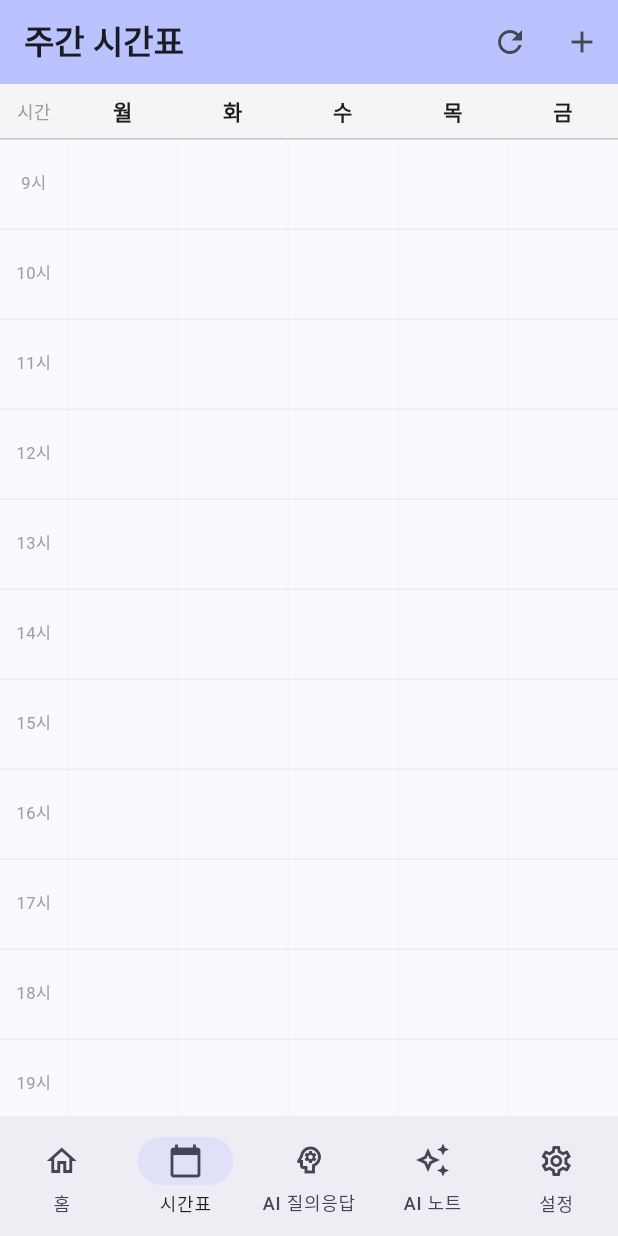
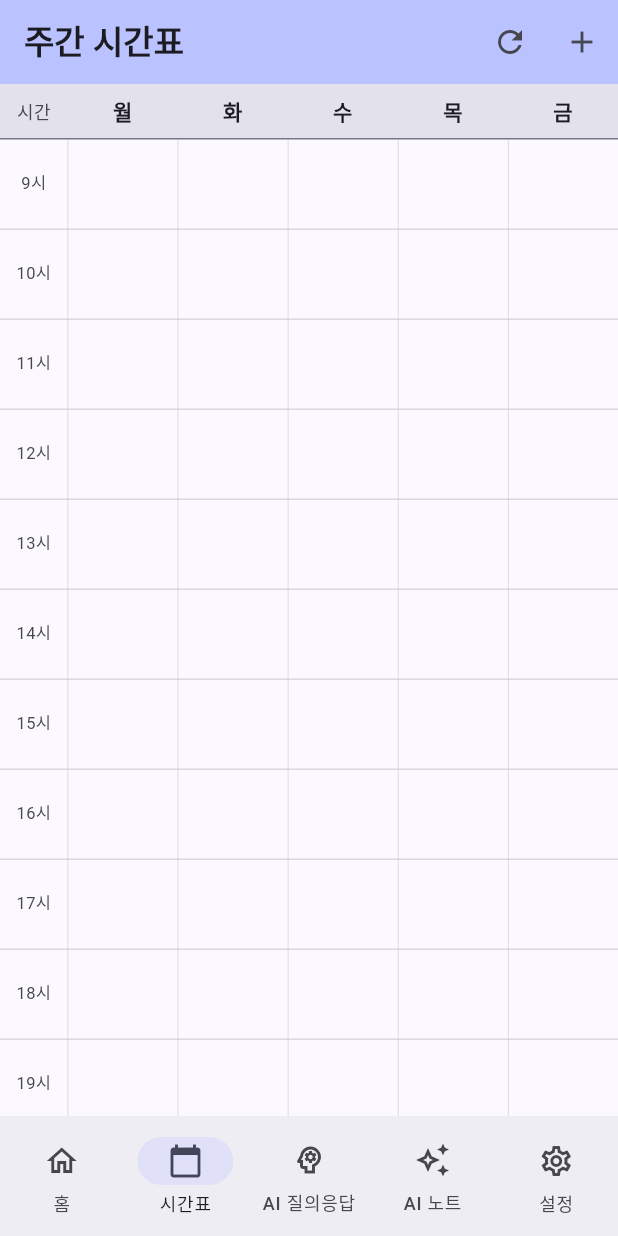
Before and after one commit to oybeep/LectureMate, a Flutter app: the screen it shows after launch, item 2 of the bottom bar chosen, on a phone screen of 412 x 824 dp. Run offline on Flutter 3.47's test engine with Material 3 defaults, Android fonts, the phone set to English and light mode, and no system bars; our stand-ins replace dio, file_picker, flutter_markdown, shared_preferences; missing offline and left inert: record; accounts and stored records are empty; network calls fail.

Commit message:
fixing screen in dark mode.

```diff
--- a/frontend/lib/screens/timetable_screen.dart
+++ b/frontend/lib/screens/timetable_screen.dart
@@ -10,7 +10,7 @@ class CourseScheduleItem {
   TimeOfDay startTime;
   TimeOfDay endTime;
   String room;
-  TextEditingController roomController; // 컨트롤러를 모델 내부에서 보존
+  TextEditingController roomController;
 
   CourseScheduleItem({
     required this.day,
@@ -83,16 +83,17 @@ class _TimetableScreenState extends State<TimetableScreen> {
   final List<String> _days = ['월', '화', '수', '목', '금'];
   final List<int> _hours = List.generate(15, (index) => index + 9); // 9시~23시
 
+  // 다크 모드 / 라이트 모드 공용 파스텔 컬러 팔레트
   final List<Color> _cardColors = [
-    Colors.indigo.shade100,
-    Colors.teal.shade100,
-    Colors.orange.shade100,
-    Colors.purple.shade100,
-    Colors.blue.shade100,
-    Colors.pink.shade100,
-    Colors.amber.shade100,
-    Colors.lightGreen.shade100,
-    Colors.cyan.shade100,
+    Colors.indigo.shade200,
+    Colors.teal.shade200,
+    Colors.orange.shade200,
+    Colors.purple.shade200,
+    Colors.blue.shade200,
+    Colors.pink.shade200,
+    Colors.amber.shade200,
+    Colors.lightGreen.shade200,
+    Colors.cyan.shade200,
   ];
 
   @override
@@ -186,6 +187,7 @@ class _TimetableScreenState extends State<TimetableScreen> {
   Widget _buildScheduleEditor(
     List<CourseScheduleItem> schedules,
     StateSetter setDialogState,
+    ThemeData theme,
   ) {
     String formatTime(TimeOfDay t) {
       final hour = t.hour.toString().padLeft(2, '0');
@@ -215,8 +217,11 @@ class _TimetableScreenState extends State<TimetableScreen> {
         Row(
           mainAxisAlignment: MainAxisAlignment.spaceBetween,
           children: [
-            const Text('수업 일정 목록',
-                style: TextStyle(fontWeight: FontWeight.bold, fontSize: 13)),
+            Text('수업 일정 목록',
+                style: TextStyle(
+                    fontWeight: FontWeight.bold,
+                    fontSize: 13,
+                    color: theme.colorScheme.onSurface)),
             TextButton.icon(
               onPressed: () {
                 setDialogState(() {
@@ -239,10 +244,10 @@ class _TimetableScreenState extends State<TimetableScreen> {
 
           return Card(
             margin: const EdgeInsets.only(bottom: 8),
-            color: Colors.grey.shade50,
+            color: theme.colorScheme.surface,
             shape: RoundedRectangleBorder(
               borderRadius: BorderRadius.circular(8),
-              side: BorderSide(color: Colors.grey.shade300),
+              side: BorderSide(color: theme.dividerColor),
             ),
             child: Padding(
               padding: const EdgeInsets.all(8.0),
@@ -253,6 +258,7 @@ class _TimetableScreenState extends State<TimetableScreen> {
                       DropdownButton<String>(
                         value: item.day,
                         underline: const SizedBox(),
+                        dropdownColor: theme.cardColor,
                         items: ['월', '화', '수', '목', '금', '토'].map((d) {
                           return DropdownMenuItem(
                               value: d,
@@ -353,6 +359,7 @@ class _TimetableScreenState extends State<TimetableScreen> {
     showDialog(
       context: context,
       builder: (context) {
+        final theme = Theme.of(context);
         return StatefulBuilder(
           builder: (context, setDialogState) {
             return AlertDialog(
@@ -395,7 +402,7 @@ class _TimetableScreenState extends State<TimetableScreen> {
                         ),
                       ),
                       const SizedBox(height: 16),
-                      _buildScheduleEditor(schedules, setDialogState),
+                      _buildScheduleEditor(schedules, setDialogState, theme),
                     ],
                   ),
                 ),
@@ -521,6 +528,7 @@ class _TimetableScreenState extends State<TimetableScreen> {
 
   @override
   Widget build(BuildContext context) {
+    final theme = Theme.of(context);
     final provider = context.watch<SubjectProvider>();
     final subjects = provider.subjects;
 
@@ -569,7 +577,7 @@ class _TimetableScreenState extends State<TimetableScreen> {
       appBar: AppBar(
         title:
             const Text('주간 시간표', style: TextStyle(fontWeight: FontWeight.bold)),
-        backgroundColor: Theme.of(context).colorScheme.inversePrimary,
+        backgroundColor: theme.colorScheme.inversePrimary,
         actions: [
           IconButton(
             icon: const Icon(Icons.refresh),
@@ -586,29 +594,32 @@ class _TimetableScreenState extends State<TimetableScreen> {
       body: Column(
         children: [
           Container(
-            color: Colors.grey.shade100,
+            color: theme.colorScheme.surfaceVariant,
             padding: const EdgeInsets.symmetric(vertical: 8.0),
             child: Row(
               children: [
-                const SizedBox(
+                SizedBox(
                     width: 45,
                     child: Center(
                         child: Text('시간',
-                            style:
-                                TextStyle(fontSize: 12, color: Colors.grey)))),
+                            style: TextStyle(
+                                fontSize: 12,
+                                color: theme.colorScheme.onSurfaceVariant)))),
                 ..._days.map((day) => Expanded(
                       child: Center(
                         child: Text(
                           day,
-                          style: const TextStyle(
-                              fontWeight: FontWeight.bold, fontSize: 14),
+                          style: TextStyle(
+                              fontWeight: FontWeight.bold,
+                              fontSize: 14,
+                              color: theme.colorScheme.onSurface),
                         ),
                       ),
                     )),
               ],
             ),
           ),
-          const Divider(height: 1, thickness: 1),
+          Divider(height: 1, thickness: 1, color: theme.dividerColor),
           Expanded(
             child: SingleChildScrollView(
               child: SizedBox(
@@ -622,7 +633,8 @@ class _TimetableScreenState extends State<TimetableScreen> {
                           decoration: BoxDecoration(
                             border: Border(
                               bottom: BorderSide(
-                                  color: Colors.grey.shade300, width: 0.5),
+                                  color: theme.dividerColor.withOpacity(0.5),
+                                  width: 0.5),
                             ),
                           ),
                           child: Row(
@@ -632,8 +644,9 @@ class _TimetableScreenState extends State<TimetableScreen> {
                                 child: Center(
                                   child: Text(
                                     '$hour시',
-                                    style: const TextStyle(
-                                        fontSize: 11, color: Colors.grey),
+                                    style: TextStyle(
+                                        fontSize: 11,
+                                        color: theme.colorScheme.onSurfaceVariant),
                                   ),
                                 ),
                               ),
@@ -642,7 +655,8 @@ class _TimetableScreenState extends State<TimetableScreen> {
                                       decoration: BoxDecoration(
                                         border: Border(
                                           left: BorderSide(
-                                              color: Colors.grey.shade200,
+                                              color: theme.dividerColor
+                                                  .withOpacity(0.3),
                                               width: 0.5),
                                         ),
                                       ),
@@ -677,7 +691,7 @@ class _TimetableScreenState extends State<TimetableScreen> {
                                   (s) => (s['title'] ?? s['name']) == title,
                                 );
 
-                                Color tileColor = Colors.indigo.shade100;
+                                Color tileColor = Colors.indigo.shade200;
                                 if (subjectIndex != -1) {
                                   tileColor = _cardColors[
                                       subjectIndex % _cardColors.length];
@@ -713,7 +727,7 @@ class _TimetableScreenState extends State<TimetableScreen> {
                                         borderRadius: BorderRadius.circular(6),
                                         boxShadow: [
                                           BoxShadow(
-                                            color: Colors.black.withOpacity(0.05),
+                                            color: Colors.black.withOpacity(0.08),
                                             blurRadius: 2,
                                             offset: const Offset(0, 1),
                                           )
@@ -737,9 +751,9 @@ class _TimetableScreenState extends State<TimetableScreen> {
                                           if (room.isNotEmpty)
                                             Text(
                                               room,
-                                              style: TextStyle(
+                                              style: const TextStyle(
                                                 fontSize: 10,
-                                                color: Colors.grey.shade800,
+                                                color: Colors.black54,
                                               ),
                                               maxLines: 1,
                                               overflow: TextOverflow.ellipsis,
@@ -748,9 +762,9 @@ class _TimetableScreenState extends State<TimetableScreen> {
                                               instructor != '미지정')
                                             Text(
                                               instructor,
-                                              style: TextStyle(
+                                              style: const TextStyle(
                                                 fontSize: 9,
-                                                color: Colors.grey.shade700,
+                                                color: Colors.black45,
                                               ),
                                               maxLines: 1,
                                               overflow: TextOverflow.ellipsis,
```
Also changed, not shown: frontend/lib/screens/recording_screen.dart (+73 -31 lines).
